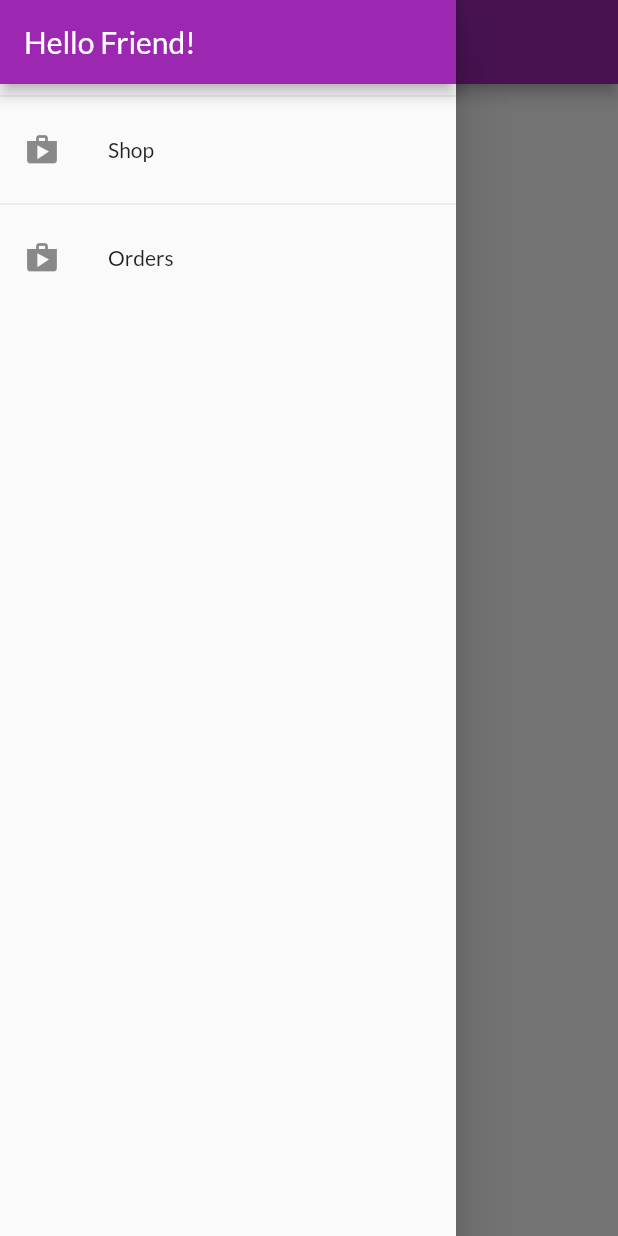
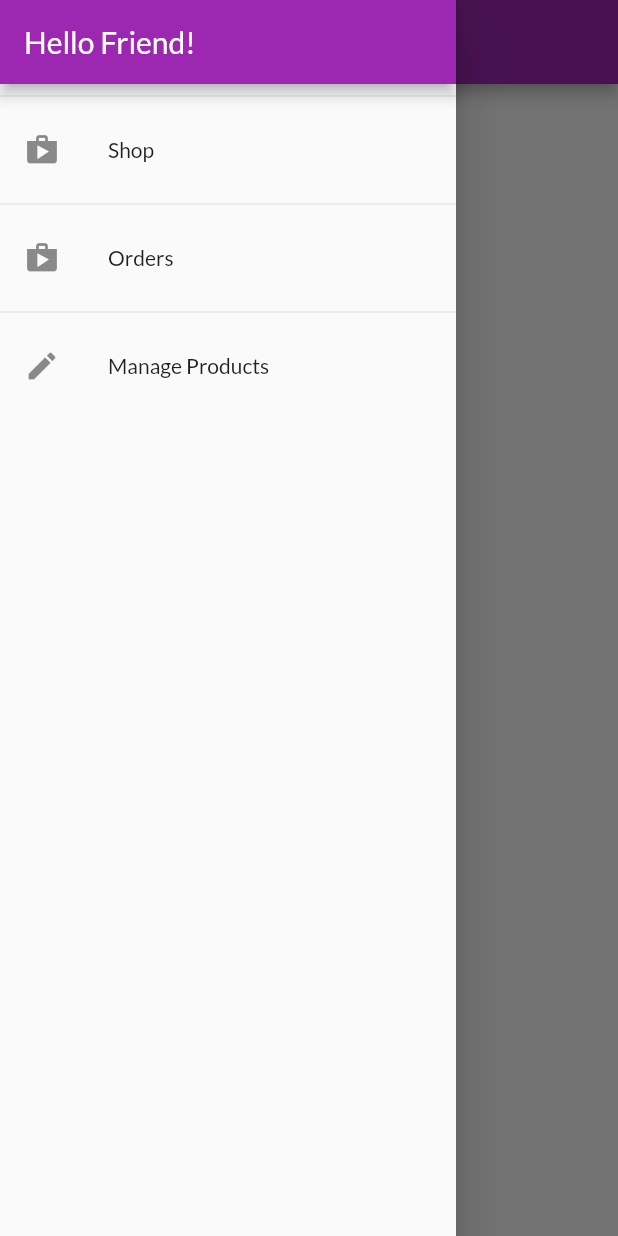
Before and after one commit to fern17/flutter_shop, a Flutter app: the OrdersScreen screen opened by its route, with the side drawer open, on a phone screen of 412 x 824 dp. Run offline on Flutter 3.47's test engine with Material 2 defaults, Android fonts, the phone set to English and light mode, and no system bars; network calls fail.

Commit message:
add a screen for user products

```diff
--- a/lib/main.dart
+++ b/lib/main.dart
@@ -5,6 +5,7 @@ import './screens/products_overview_screen.dart';
 import './screens/product_detail_screen.dart';
 import './screens/cart_screen.dart';
 import './screens/orders_screen.dart';
+import './screens/user_products_screen.dart';
 import './providers/products.dart';
 import './providers/cart.dart';
 import './providers/orders.dart';
@@ -40,6 +41,7 @@ class MyApp extends StatelessWidget {
           ProductDetailScreen.routeName: (ctx) => ProductDetailScreen(),
           CartScreen.routeName: (ctx) => CartScreen(),
           OrdersScreen.routeName: (ctx) => OrdersScreen(),
+          UserProductsScreen.routeName: (ctx) => UserProductsScreen(),
         },
       ),
     );
--- a/lib/widgets/app_drawer.dart
+++ b/lib/widgets/app_drawer.dart
@@ -1,5 +1,6 @@
 import 'package:flutter/material.dart';
 import '../screens/orders_screen.dart';
+import '../screens/user_products_screen.dart';
 
 class AppDrawer extends StatelessWidget {
   @override
@@ -8,25 +9,35 @@ class AppDrawer extends StatelessWidget {
       child: Column(
         children: [
           AppBar(
-            title: Text('Hello Friend!'),
+            title: const Text('Hello Friend!'),
             automaticallyImplyLeading: false,
           ),
-          Divider(),
+          const Divider(),
           ListTile(
-            leading: Icon(Icons.shop),
-            title: Text(
+            leading: const Icon(Icons.shop),
+            title: const Text(
               'Shop',
             ),
             onTap: () => Navigator.of(context).pushReplacementNamed('/'),
           ),
-          Divider(),
+          const Divider(),
           ListTile(
-            leading: Icon(Icons.shop),
-            title: Text(
+            leading: const Icon(Icons.shop),
+            title: const Text(
               'Orders',
             ),
             onTap: () => Navigator.of(context).pushReplacementNamed(
               OrdersScreen.routeName,
+            ),
+          ),
+          const Divider(),
+          ListTile(
+            leading: const Icon(Icons.edit),
+            title: const Text(
+              'Manage Products',
+            ),
+            onTap: () => Navigator.of(context).pushReplacementNamed(
+              UserProductsScreen.routeName,
             ),
           ),
         ],
```
Also changed, not shown: lib/screens/user_products_screen.dart (added, +42 -0 lines), lib/widgets/user_product_item.dart (added, +36 -0 lines).
